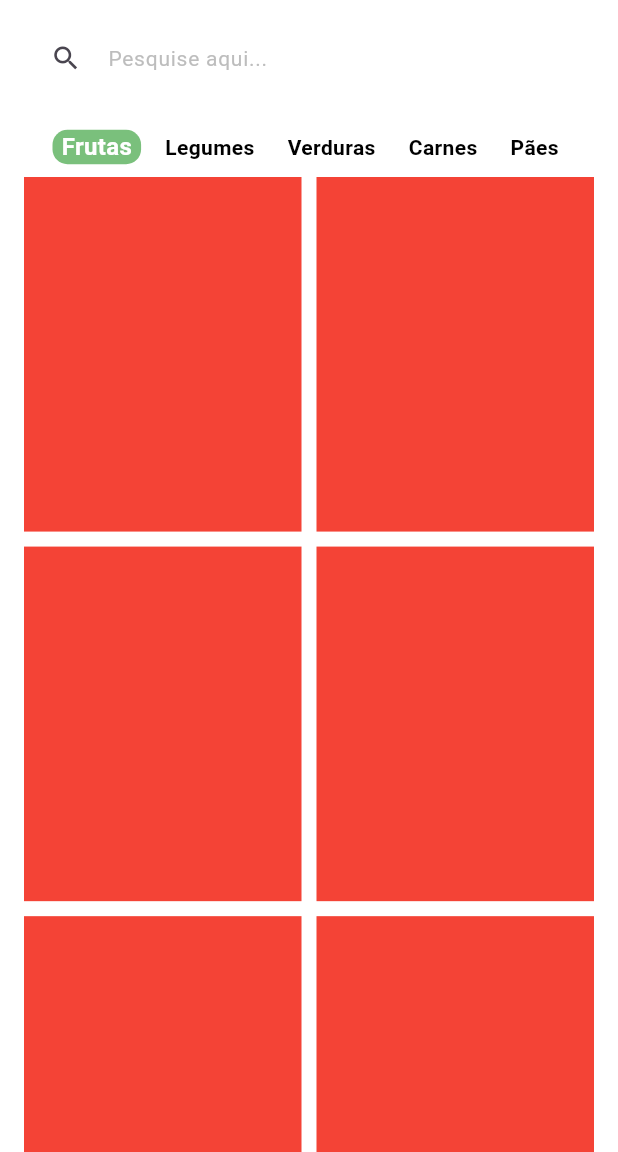
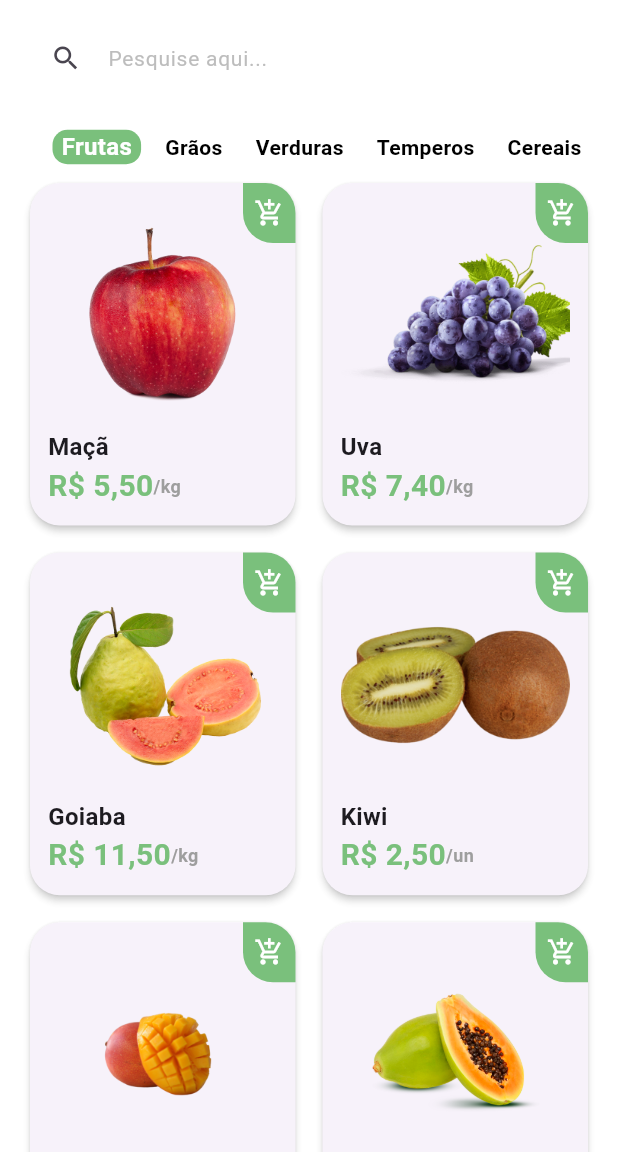
Before and after one commit to MaSamahaa/kitanda, a Flutter app: the HomeTab screen opened directly, on a phone screen of 412 x 824 dp, the part 84-1236 px from its top. Run offline on Flutter 3.47's test engine with Material 3 defaults, Android fonts, the phone set to English and light mode, and no system bars; our stand-ins replace animated_text_kit, mask_text_input_formatter.

Commit message:
Fluxo tela home

```diff
--- a/lib/src/config/app_data.dart
+++ b/lib/src/config/app_data.dart
@@ -66,8 +66,8 @@ List<ItemModel> items = [
 
 List<String> categories = [
   'Frutas',
-  'Legumes',
+  'Grãos',
   'Verduras',
-  'Carnes',
-  'Pães',
+  'Temperos',
+  'Cereais',
 ];
--- a/lib/src/config/custom_colors.dart
+++ b/lib/src/config/custom_colors.dart
@@ -15,4 +15,5 @@ Map<int, Color> _swatchOpacity = {
 
 abstract class CustomColors {
   static MaterialColor primaryColor = MaterialColor(0xFF7AC07C, _swatchOpacity);
+  static Color customSwatchColor = const Color(0xFF7AC07C);
 }
--- /dev/null
+++ b/lib/src/pages/home/components/item_tile.dart
@@ -0,0 +1,85 @@
+import 'package:flutter/material.dart';
+import 'package:kitanda/src/config/custom_colors.dart';
+import 'package:kitanda/src/models/item_model.dart';
+import 'package:kitanda/src/services/utils_services.dart';
+
+class ItemTile extends StatelessWidget {
+  ItemTile({super.key, required this.item});
+
+  final ItemModel item;
+  UtilsServices utilsServices = UtilsServices();
+
+  @override
+  Widget build(BuildContext context) {
+    return Stack(
+      children: [
+        Card(
+          elevation: 2,
+          shadowColor: Colors.grey.shade300,
+          shape: RoundedRectangleBorder(
+            borderRadius: BorderRadius.circular(20),
+          ),
+          child: Padding(
+            padding: const EdgeInsets.all(12.0),
+            child: Column(
+              crossAxisAlignment: CrossAxisAlignment.stretch,
+              children: [
+                Expanded(child: Image.asset(item.imgUrl)),
+                Text(
+                  item.itemName,
+                  style: const TextStyle(
+                    fontSize: 16,
+                    fontWeight: FontWeight.bold,
+                  ),
+                ),
+                Row(
+                  children: [
+                    Text(
+                      utilsServices.priceToCurrency(item.price),
+                      style: TextStyle(
+                        fontWeight: FontWeight.bold,
+                        fontSize: 20,
+                        color: CustomColors.primaryColor,
+                      ),
+                    ),
+                    Text(
+                      '/${item.unit}',
+                      style: TextStyle(
+                        fontWeight: FontWeight.bold,
+                        fontSize: 12,
+                        color: Colors.grey.shade500,
+                      ),
+                    ),
+                  ],
+                ),
+              ],
+            ),
+          ),
+        ),
+        Positioned(
+          top: 4,
+          right: 4,
+          child: GestureDetector(
+            onTap: () {},
+            child: Container(
+              height: 40,
+              width: 35,
+              decoration: BoxDecoration(
+                color: CustomColors.customSwatchColor,
+                borderRadius: const BorderRadius.only(
+                  topRight: Radius.circular(20),
+                  bottomLeft: Radius.circular(20),
+                ),
+              ),
+              child: const Icon(
+                Icons.add_shopping_cart_outlined,
+                color: Colors.white,
+                size: 20,
+              ),
+            ),
+          ),
+        ),
+      ],
+    );
+  }
+}
--- a/lib/src/pages/home/home_tab.dart
+++ b/lib/src/pages/home/home_tab.dart
@@ -2,6 +2,7 @@ import 'package:flutter/material.dart';
 import 'package:kitanda/src/config/app_data.dart' as appData;
 import 'package:kitanda/src/config/custom_colors.dart';
 import 'package:kitanda/src/pages/home/components/category_tile.dart';
+import 'package:kitanda/src/pages/home/components/item_tile.dart';
 
 class HomeTab extends StatefulWidget {
   const HomeTab({super.key});
@@ -122,8 +123,8 @@ class _HomeTabState extends State<HomeTab> {
               ),
               itemCount: appData.items.length,
               itemBuilder: (_, index) {
-                return Container(
-                  color: Colors.red,
+                return ItemTile(
+                  item: appData.items[index],
                 );
               },
             ),
--- /dev/null
+++ b/lib/src/services/utils_services.dart
@@ -0,0 +1,8 @@
+import 'package:intl/intl.dart';
+
+class UtilsServices {
+  String priceToCurrency(double price) {
+    NumberFormat numberFormat = NumberFormat.simpleCurrency(locale: 'pt_BR');
+    return numberFormat.format(price);
+  }
+}
--- a/pubspec.yaml
+++ b/pubspec.yaml
@@ -12,6 +12,8 @@ dependencies:
   cupertino_icons: ^1.0.2
   animated_text_kit: ^4.2.2
   mask_text_input_formatter: ^2.9.0
+  badges: ^2.0.3
+  intl: ^0.20.2
 
 dev_dependencies:
   flutter_test:
```
Also changed, not shown: pubspec.lock.
